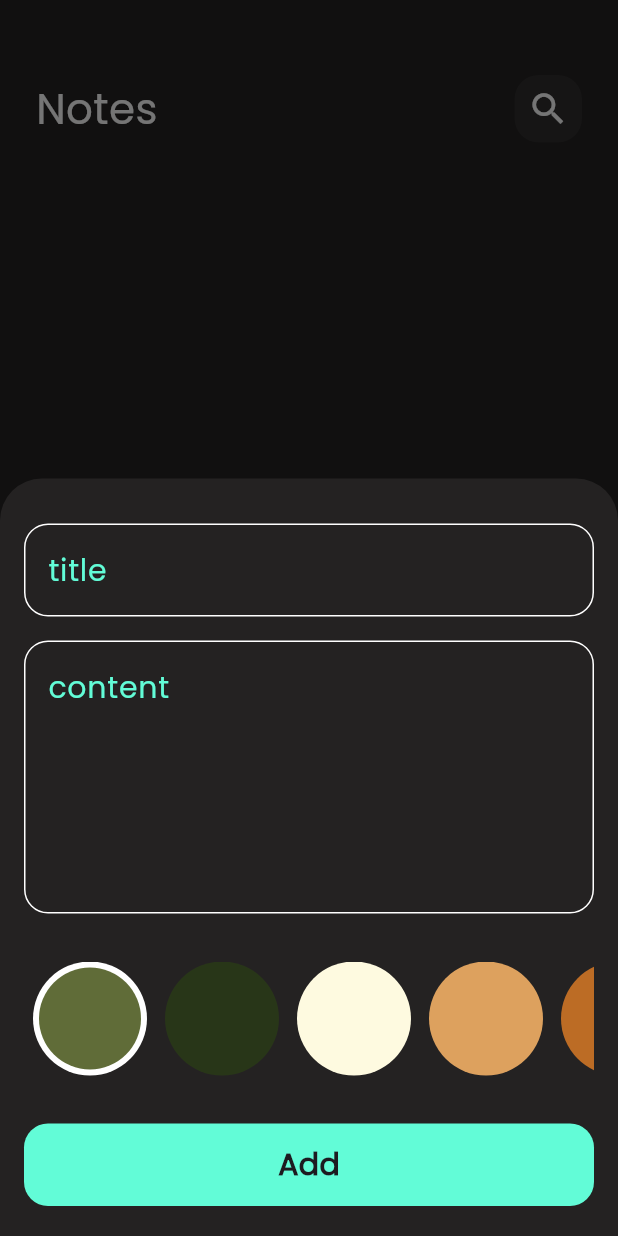
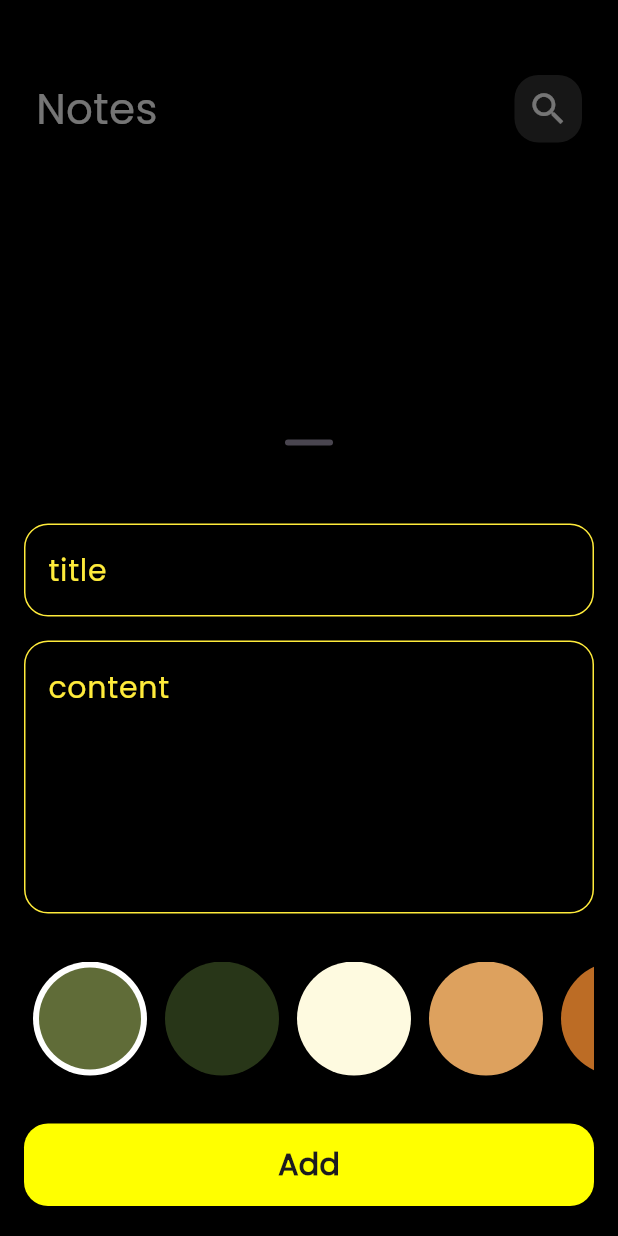
Before and after one commit to anashany-shift/notes_app, a Flutter app: the screen it shows after launch, after a tap on the "add" icon, on a phone screen of 412 x 824 dp. Run offline on Flutter 3.47's test engine with Material 3 defaults, Android fonts, the phone set to English and light mode, and no system bars; our stand-ins replace awesome_snackbar_content, bloc, flutter_bloc, flutter_slidable, hive, hive_flutter; accounts and stored records are empty.

Commit message:
create note App change theme and create note_view create notesViewBody create appBar create custom_note_item create notes_list_view add floating action button
create bottom sheet
create custom Textfield
add fields to bottom sheet
add custom button
create edit note view and navigate to edit view
add custom app bar to edit view
add textfield to edit view
reformate code and create note model
add hive package
use hive in model and generate code
init hive and open note box
take input and validate data
create cubit
add note state
add note method to add note cubit
add add note cubit to add notr bottom sheet
add simple bloc observer
refactor place of multi bloc provider and remove from main to bottom sheet file
change loading in bottom sheet
fix keyboard issue in bottom sheet
create notes cubit
display notes part 1
display data part 2 and solve some problem
format date
delete
refresh notes
finish edit notes
creates list view color part 1
Colors List view item
edit note color List view
add app icon
create app theme
some refactor of ui

```diff
--- a/lib/cubits/notes_cubit/notes_cubit.dart
+++ b/lib/cubits/notes_cubit/notes_cubit.dart
@@ -13,7 +13,7 @@ class NotesCubit extends Cubit<NotesState> {
 
   fetchAllNotes(){
       var notesBox = Hive.box<NoteModel>(kNotesBox);
-     notes= notesBox.values.toList();
+     notes= notesBox.values.toList().reversed.toList();
       emit(NotesSuccess(notes!));
 
     }
--- a/lib/main.dart
+++ b/lib/main.dart
@@ -5,6 +5,7 @@ import 'package:note_app/constant.dart';
 import 'package:note_app/cubits/notes_cubit/notes_cubit.dart';
 import 'package:note_app/models/note_model.dart';
 import 'package:note_app/simple_bloc_observer.dart';
+import 'package:note_app/theme/app_theme.dart';
 import 'package:note_app/views/notes_view.dart';
 
 void main() async{
@@ -25,10 +26,8 @@ class NoteApp extends StatelessWidget {
       create: (context) => NotesCubit()..fetchAllNotes(),
       child: MaterialApp(
         debugShowCheckedModeBanner: false,
-        theme: ThemeData(
-          scaffoldBackgroundColor: Color(0xff242222),
-          fontFamily: 'Poppins'
-        ),
+        theme: AppTheme.lightTheme,
+
         home:NotesView() ,
       ),
     );
--- /dev/null
+++ b/lib/theme/app_theme.dart
@@ -0,0 +1,32 @@
+import 'package:flutter/material.dart';
+
+class AppTheme {
+  static ThemeData lightTheme = ThemeData(
+    scaffoldBackgroundColor: Colors.black,
+    fontFamily: 'Poppins',
+    bottomSheetTheme: BottomSheetThemeData(
+        backgroundColor: Colors.black, showDragHandle: true),
+    inputDecorationTheme: InputDecorationTheme(
+      hintStyle: TextStyle(color: Colors.yellow, fontSize: 20),
+      focusColor: Colors.white,
+      fillColor: Colors.white,
+      border: OutlineInputBorder(
+        borderRadius: BorderRadius.circular(16),
+        borderSide: BorderSide(
+          color: Colors.yellow,
+        ),
+      ),
+      focusedBorder: OutlineInputBorder(
+        borderRadius: BorderRadius.circular(16),
+        borderSide: BorderSide(color: Colors.yellow),
+      ),
+      enabledBorder: OutlineInputBorder(
+        borderRadius: BorderRadius.circular(16),
+        borderSide: BorderSide(color: Colors.yellow),
+      ),
+    ),
+    appBarTheme: AppBarTheme(
+
+    )
+  );
+}
--- a/lib/views/notes_view.dart
+++ b/lib/views/notes_view.dart
@@ -1,7 +1,7 @@
 import 'package:flutter/material.dart';
 import 'package:flutter_bloc/flutter_bloc.dart';
 import 'package:note_app/cubits/notes_cubit/notes_cubit.dart';
-import 'package:note_app/views/widgets/bottom_sheet.dart';
+import 'package:note_app/views/widgets/add_note_bottom_sheet.dart';
 import 'package:note_app/views/widgets/notes_view_body.dart';
 
 class NotesView extends StatelessWidget {
@@ -17,7 +17,7 @@ class NotesView extends StatelessWidget {
           showModalBottomSheet(
             isScrollControlled: true,
 
-            backgroundColor: Color(0xff242222),
+
             context: context,
             builder: (context) {
               return AddNoteBottomSheet();
--- a/lib/views/widgets/csutom_button.dart
+++ b/lib/views/widgets/csutom_button.dart
@@ -15,7 +15,7 @@ class CustomButton extends StatelessWidget {
         width: MediaQuery.of(context).size.width,
         height: 55,
         decoration: BoxDecoration(
-            borderRadius: BorderRadius.circular(16), color: kPrimaryColor),
+            borderRadius: BorderRadius.circular(16), color: Colors.yellowAccent),
         child: Center(
             child:isLoading ?CircularProgressIndicator(): Text(
           'Add',
--- a/lib/views/widgets/custom_search_icon.dart
+++ b/lib/views/widgets/custom_search_icon.dart
@@ -10,7 +10,7 @@ class CustomIcon extends StatelessWidget {
         height: 45,
         width: 45,
         decoration: BoxDecoration(
-            color: Colors.white.withOpacity(0.05),
+            color: Colors.white.withOpacity(0.2),
             borderRadius: BorderRadius.circular(16)),
         child: IconButton(
           onPressed: onPressed,
--- a/lib/views/widgets/custom_text_field.dart
+++ b/lib/views/widgets/custom_text_field.dart
@@ -29,16 +29,8 @@ class CustomTextField extends StatelessWidget {
       maxLines: maxLines,
       decoration: InputDecoration(
         hintText: hint,
-        hintStyle: TextStyle(color: kPrimaryColor, fontSize: 20),
-        border: OutlineInputBorder(
-            borderRadius: BorderRadius.circular(16),
-            borderSide: BorderSide(color: kPrimaryColor)),
-        focusedBorder: OutlineInputBorder(
-            borderRadius: BorderRadius.circular(16),
-            borderSide: BorderSide(color: kPrimaryColor)),
-        enabledBorder: OutlineInputBorder(
-            borderRadius: BorderRadius.circular(16),
-            borderSide: BorderSide(color: Colors.white)),
+        hintStyle: TextStyle(color:  Colors.yellow, fontSize: 20),
+
       ),
     );
   }
--- a/lib/views/widgets/note_item.dart
+++ b/lib/views/widgets/note_item.dart
@@ -4,6 +4,7 @@ import 'package:note_app/models/note_model.dart';
 import 'package:note_app/views/edit_note_view.dart';
 
 import '../../cubits/notes_cubit/notes_cubit.dart';
+import 'custom_slidable.dart';
 
 class NoteItem extends StatelessWidget {
   const NoteItem({super.key, required this.note});
@@ -21,6 +22,8 @@ class NoteItem extends StatelessWidget {
           },
         ));
       },
+      child: CustomSlidable(
+        note: note,
         child: Container(
           padding: EdgeInsets.only(top: 24, bottom: 24, left: 16),
           decoration: BoxDecoration(
@@ -63,6 +66,7 @@ class NoteItem extends StatelessWidget {
             ],
           ),
         ),
+      ),
     );
   }
 }
--- a/pubspec.yaml
+++ b/pubspec.yaml
@@ -40,6 +40,8 @@ dependencies:
   bloc: ^9.0.0
   modal_progress_hud_nsn: ^0.5.1
   intl: ^0.20.2
+  flutter_slidable: ^4.0.0
+  awesome_snackbar_content: ^0.1.1
 
 dev_dependencies:
   build_runner:
```
Also changed, not shown: lib/views/widgets/custom_slidable.dart (added, +82 -0 lines), lib/views/widgets/add_note_bottom_sheet.dart (renamed from lib/views/widgets/bottom_sheet.dart), pubspec.lock, 6 other files. Lines whose indentation alone changed are shown as unchanged.
